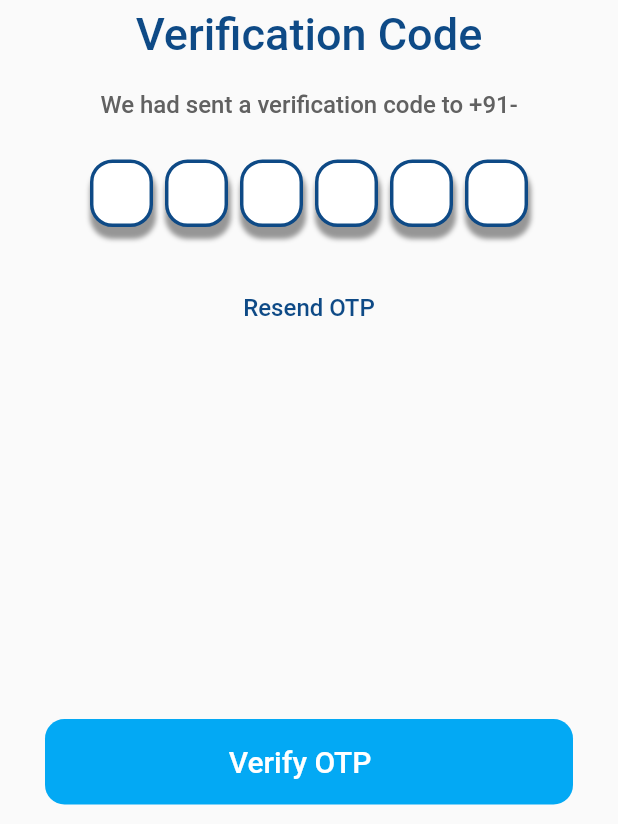
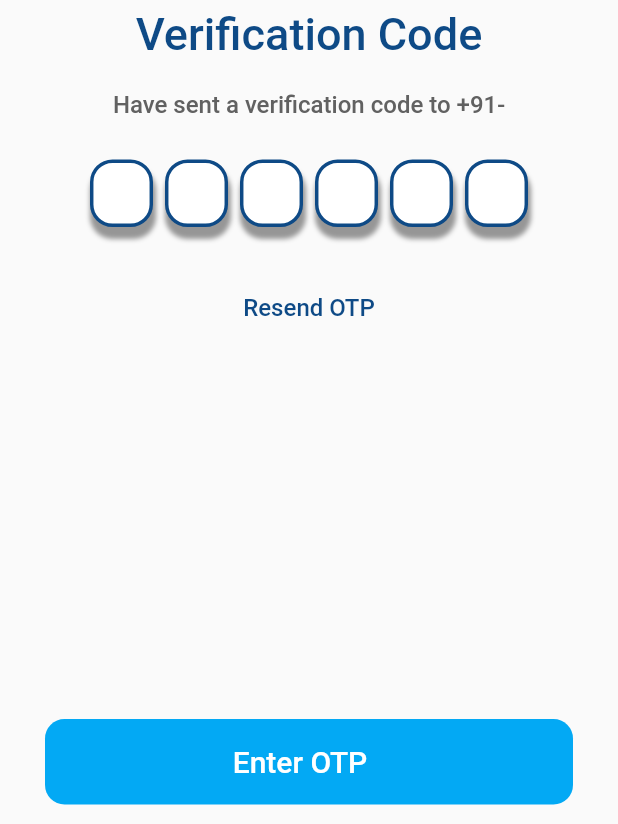
Before and after one commit to Satendra9984/veridox, a Flutter app: the OTPPage screen opened directly, on a phone screen of 412 x 824 dp. Shown: the part 409-1233 px from the top of the screen. Run offline on Flutter 3.47's test engine with Material 2 defaults, Android fonts, the phone set to English and light mode, and no system bars; drawn by our look-alikes of pinput; our stand-ins replace camera, cloud_firestore, file_picker, firebase_auth, firebase_core, firebase_storage and 11 more; missing offline and left inert: geocode; accounts and stored records are empty; network calls fail.

```diff
--- a/lib/app_screens/assignments/assignment_list.dart
+++ b/lib/app_screens/assignments/assignment_list.dart
@@ -41,6 +41,13 @@ class _AssignmentListState extends State<AssignmentList> {
           ),
           child: Consumer<List<Assignment>>(
             builder: (context, list, widget) {
+              if (list.length == 0) {
+                return Center(
+                  child: Text('You do not have any assignments yet,'
+                      'contact your agency for more details'),
+                );
+              }
+
               return ListView.builder(
                 itemCount: list.length,
                 itemBuilder: (context, index) {
--- a/lib/app_screens/login/login_page.dart
+++ b/lib/app_screens/login/login_page.dart
@@ -87,7 +87,7 @@ class _LogInPageState extends State<LogInPage> {
                       mainAxisAlignment: MainAxisAlignment.spaceEvenly,
                       children: const [
                         Text(
-                          'Verify Phone Number',
+                          'Enter Phone Number',
                           style: TextStyle(
                               fontSize: 70,
                               fontWeight: FontWeight.bold,
--- a/lib/app_screens/login/otp_page.dart
+++ b/lib/app_screens/login/otp_page.dart
@@ -27,7 +27,6 @@ class _OTPPageState extends State<OTPPage> {
   void didChangeDependencies() {
     super.didChangeDependencies();
     _provider = Provider.of<CustomAuthProvider>(context);
-    // _provider.startTimer();
   }
 
   PinTheme get _pinPutDecoration {
@@ -73,7 +72,7 @@ class _OTPPageState extends State<OTPPage> {
                 ),
               )
             : SubmitButton(
-                text: "Verify OTP",
+                text: "Enter OTP",
                 onPress: () async {
                   _provider.setOTP(_pinputController.text);
                   await _provider
@@ -133,7 +132,7 @@ class _OTPPageState extends State<OTPPage> {
                   height: 12,
                 ),
                 Text(
-                  "We had sent a verification code to +91-${_provider.phoneNumber}",
+                  "Have sent a verification code to +91-${_provider.phoneNumber}",
                   style: TextStyle(
                     color: Colors.grey.shade700,
                     // color: Color(0XFF0e4a86),
--- a/lib/app_widgets/custom_app_bar.dart
+++ b/lib/app_widgets/custom_app_bar.dart
@@ -6,6 +6,7 @@ AppBar customAppBar({String label = ''}) {
     centerTitle: true,
     toolbarHeight: 50.0,
     backgroundColor: const Color(0xFFecf8ff),
+    leading: Image.asset('assets/launcher_icons/only_icon.jpeg'),
     title: Text(
       label,
       style: const TextStyle(
```
Also changed, not shown: lib/form_widgets/show_map.dart (+12 -0 lines), lib/main.dart (+19 -12 lines), pubspec.yaml (+11 -0 lines), assets/launcher_icons/only_icon.jpeg (added), assets/launcher_icons/veridocs_launcher_icon.jpeg (added), pubspec.lock, 16 other files.
